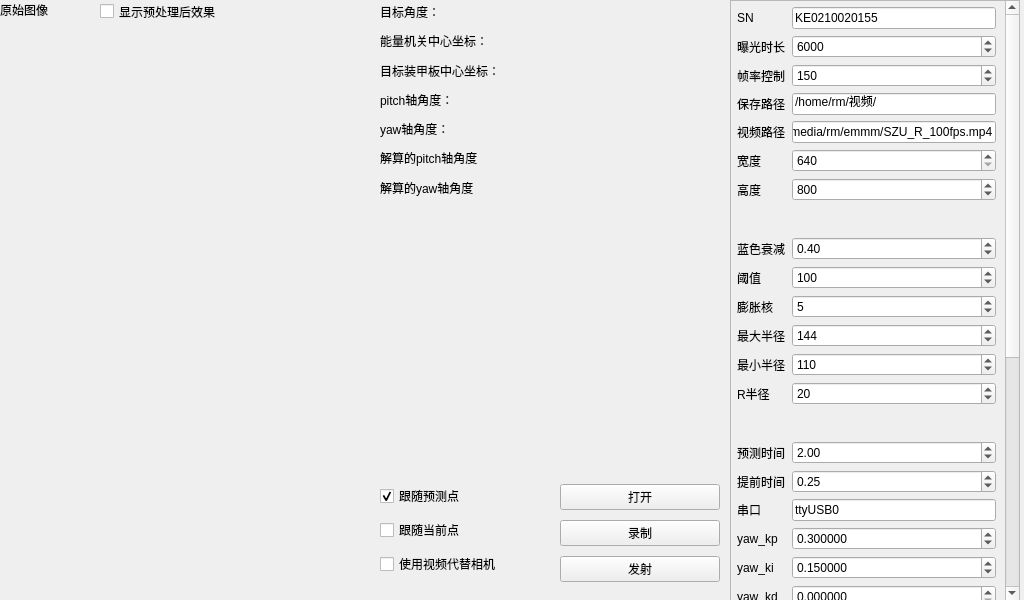
Old version of the form mainwindow.ui in the repository mrwang-19/HNU_RMUT_Vision.
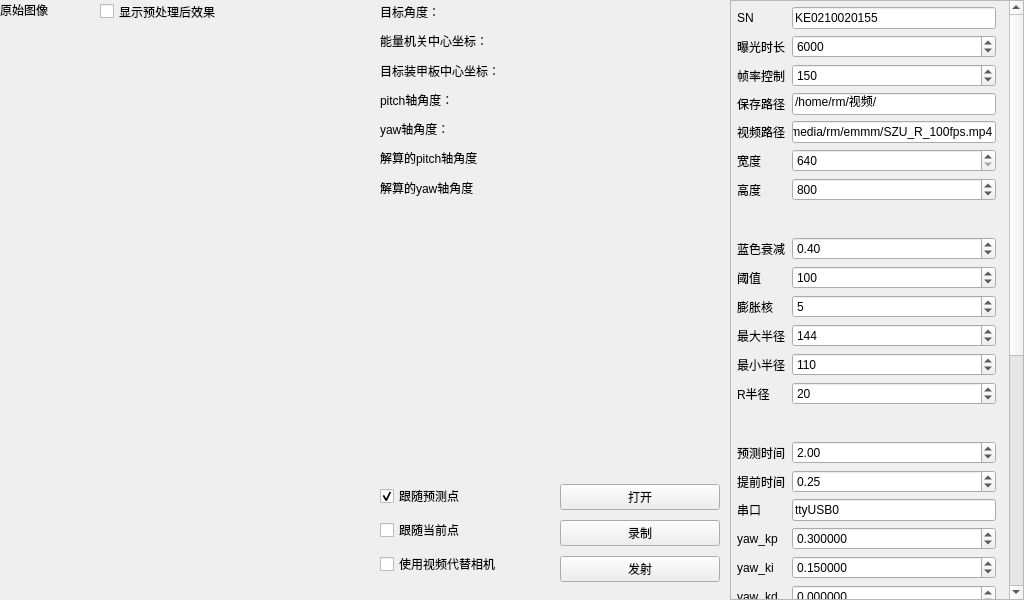
New version of the form. Custom widgets are drawn as their Qt base class.

```diff
--- a/mainwindow.ui
+++ b/mainwindow.ui
@@ -229,13 +229,13 @@
      <rect>
       <x>730</x>
       <y>0</y>
-      <width>290</width>
-      <height>601</height>
+      <width>294</width>
+      <height>600</height>
      </rect>
     </property>
     <property name="minimumSize">
      <size>
-      <width>290</width>
+      <width>294</width>
       <height>0</height>
      </size>
     </property>
@@ -259,16 +259,22 @@
       <rect>
        <x>0</x>
        <y>0</y>
-       <width>400</width>
+       <width>320</width>
        <height>1000</height>
       </rect>
      </property>
      <property name="minimumSize">
       <size>
-       <width>0</width>
+       <width>300</width>
        <height>1000</height>
       </size>
      </property>
+     <property name="maximumSize">
+      <size>
+       <width>320</width>
+       <height>16777215</height>
+      </size>
+     </property>
      <widget class="QWidget" name="gridLayoutWidget">
       <property name="geometry">
        <rect>
```
